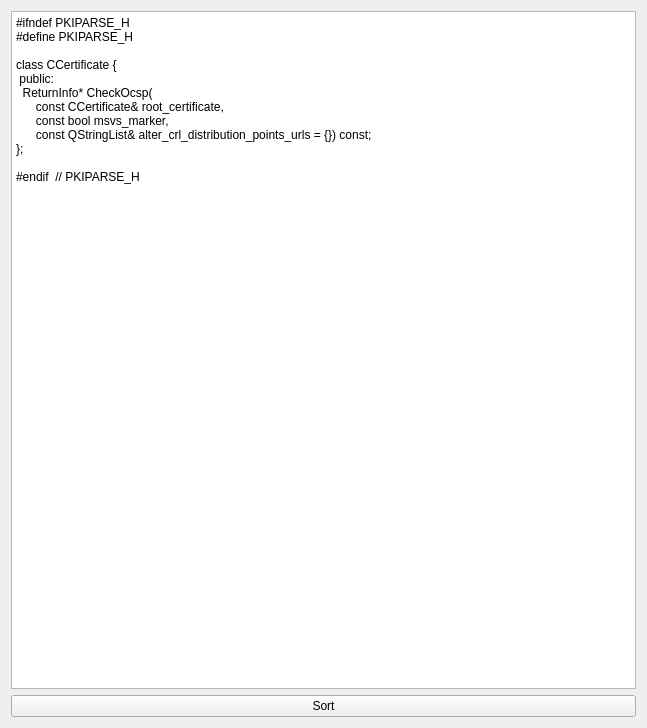
Above: mainwindow.ui from VoreWind/ClassMethodSorter before the change. Below: the same form after it.
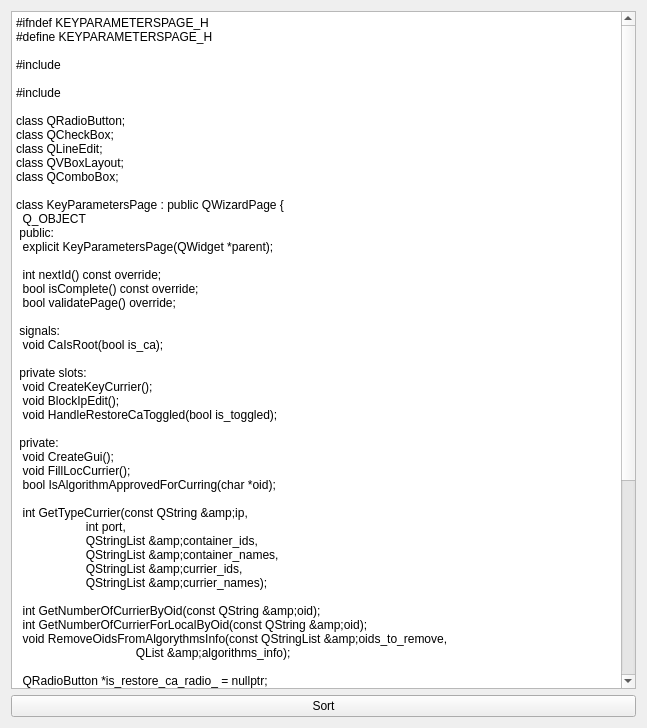
That is the form after the change.

```diff
--- a/mainwindow.ui
+++ b/mainwindow.ui
@@ -25,18 +25,72 @@
     <item row="0" column="0">
      <widget class="QPlainTextEdit" name="segment_text_edit">
       <property name="plainText">
-       <string>#ifndef PKIPARSE_H
-#define PKIPARSE_H
+       <string>#ifndef KEYPARAMETERSPAGE_H
+#define KEYPARAMETERSPAGE_H
 
-class CCertificate {
+#include &lt;QWizardPage&gt;
+
+#include &lt;algorithminfoprovider.h&gt;
+
+class QRadioButton;
+class QCheckBox;
+class QLineEdit;
+class QVBoxLayout;
+class QComboBox;
+
+class KeyParametersPage : public QWizardPage {
+  Q_OBJECT
  public:
-  ReturnInfo* CheckOcsp(
-      const CCertificate&amp; root_certificate,
-      const bool msvs_marker,
-      const QStringList&amp; alter_crl_distribution_points_urls = {}) const;
+  explicit KeyParametersPage(QWidget *parent);
+
+  int nextId() const override;
+  bool isComplete() const override;
+  bool validatePage() override;
+
+ signals:
+  void CaIsRoot(bool is_ca);
+
+ private slots:
+  void CreateKeyCurrier();
+  void BlockIpEdit();
+  void HandleRestoreCaToggled(bool is_toggled);
+
+ private:
+  void CreateGui();
+  void FillLocCurrier();
+  bool IsAlgorithmApprovedForCurring(char *oid);
+
+  int GetTypeCurrier(const QString &amp;ip,
+                     int port,
+                     QStringList &amp;container_ids,
+                     QStringList &amp;container_names,
+                     QStringList &amp;currier_ids,
+                     QStringList &amp;currier_names);
+
+  int GetNumberOfCurrierByOid(const QString &amp;oid);
+  int GetNumberOfCurrierForLocalByOid(const QString &amp;oid);
+  void RemoveOidsFromAlgorythmsInfo(const QStringList &amp;oids_to_remove,
+                                    QList&lt;AlgorithmInfo&gt; &amp;algorithms_info);
+
+  QRadioButton *is_restore_ca_radio_ = nullptr;
+  QRadioButton *is_new_ca_radio_ = nullptr;
+
+  QCheckBox *is_root_ca_check_box_ = nullptr;
+  QLineEdit *ip_line_edit_ = nullptr;
+  QVBoxLayout *layout_ = nullptr;
+  QComboBox *container_combo_box_ = nullptr;
+  QComboBox *currier_combo_box_ = nullptr;
+  QComboBox *container_loc_combo_box_ = nullptr;
+  QComboBox *currier_loc_combo_box_ = nullptr;
+
+  QStringList container_id_;
+  QStringList currier_id_;
+  QStringList container_loc_id_;
+  QStringList currier_loc_id_;
+  bool is_correct_;
 };
 
-#endif  // PKIPARSE_H
+#endif  // KEYPARAMETERSPAGE_H
 </string>
       </property>
      </widget>
```
